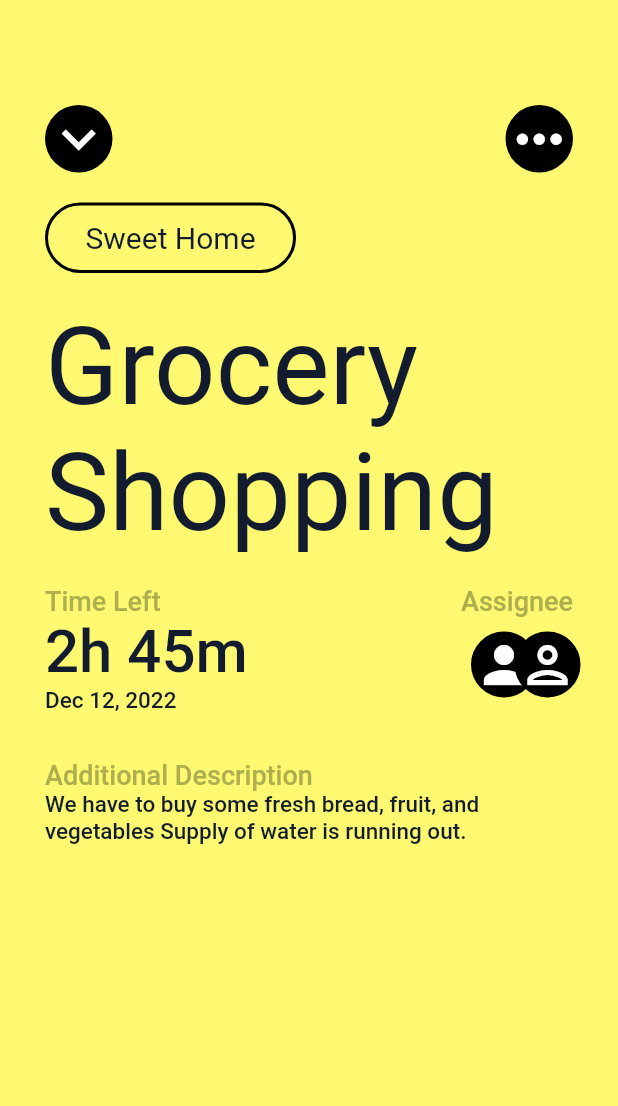
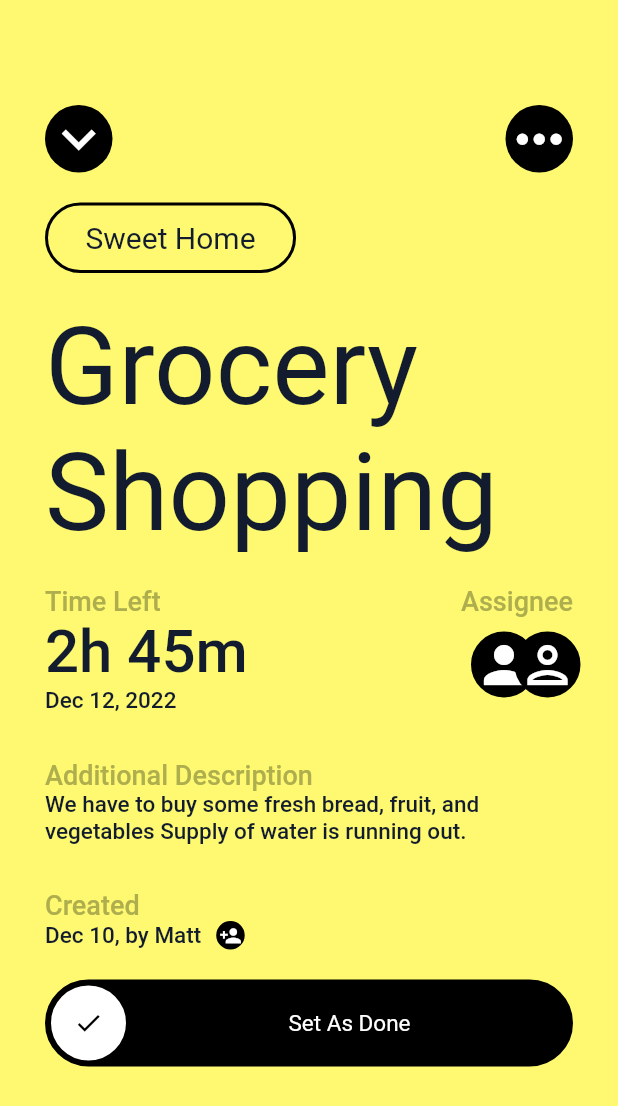
Before and after one commit to grandff/sample-flutter, a Flutter app: the screen it shows after launch, on a phone screen of 412 x 824 dp. Shown: the top 1106 px of the screen. Run offline on Flutter 3.47's test engine with Material 2 defaults, Android fonts, the phone set to English and light mode, and no system bars.

Commit message:
Feat: Practice design end

```diff
--- a/practice_flutter1/lib/screens/home.dart
+++ b/practice_flutter1/lib/screens/home.dart
@@ -234,8 +234,90 @@ class Home extends StatelessWidget {
                   ],
                 ),
               ),
-              Container(),
-              Container(),
+              Container(
+                margin: const EdgeInsets.symmetric(vertical: 20),
+                child: Column(
+                  crossAxisAlignment: CrossAxisAlignment.start,
+                  children: [
+                    Text(
+                      'Created',
+                      style: TextStyle(
+                        color: Theme.of(context).textTheme.headline1!.color,
+                        fontSize:
+                            Theme.of(context).textTheme.headline1!.fontSize,
+                        fontWeight:
+                            Theme.of(context).textTheme.headline1!.fontWeight,
+                      ),
+                    ),
+                    Row(
+                      children: [
+                        Text(
+                          'Dec 10, by Matt',
+                          style: TextStyle(
+                            color: Theme.of(context).textTheme.bodyText1!.color,
+                            fontSize:
+                                Theme.of(context).textTheme.bodyText1!.fontSize,
+                            fontWeight: Theme.of(context)
+                                .textTheme
+                                .bodyText1!
+                                .fontWeight,
+                          ),
+                        ),
+                        Container(
+                          margin: const EdgeInsets.symmetric(horizontal: 10),
+                          decoration: BoxDecoration(
+                            border: Border.all(width: 2),
+                            borderRadius: BorderRadius.circular(30),
+                            color: Colors.black,
+                          ),
+                          child: const Icon(
+                            Icons.person_add,
+                            size: 15,
+                            color: Colors.white,
+                          ),
+                        ),
+                      ],
+                    ),
+                  ],
+                ),
+              ),
+              Container(
+                alignment: Alignment.centerLeft,
+                child: Container(
+                  decoration: BoxDecoration(
+                    border: Border.all(width: 2),
+                    borderRadius: BorderRadius.circular(30),
+                    color: Colors.black,
+                  ),
+                  child: Row(
+                    children: [
+                      Container(
+                        decoration: BoxDecoration(
+                          border: Border.all(width: 2),
+                          borderRadius: BorderRadius.circular(100),
+                          color: Colors.white,
+                        ),
+                        padding: const EdgeInsets.all(15),
+                        child: const Icon(
+                          Icons.check,
+                          size: 20,
+                          color: Colors.black,
+                        ),
+                      ),
+                      const Expanded(
+                        child: Text(
+                          'Set As Done',
+                          textAlign: TextAlign.center,
+                          style: TextStyle(
+                            color: Colors.white,
+                            fontSize: 15,
+                          ),
+                        ),
+                      )
+                    ],
+                  ),
+                ),
+              ),
             ],
           ),
         ));
```
